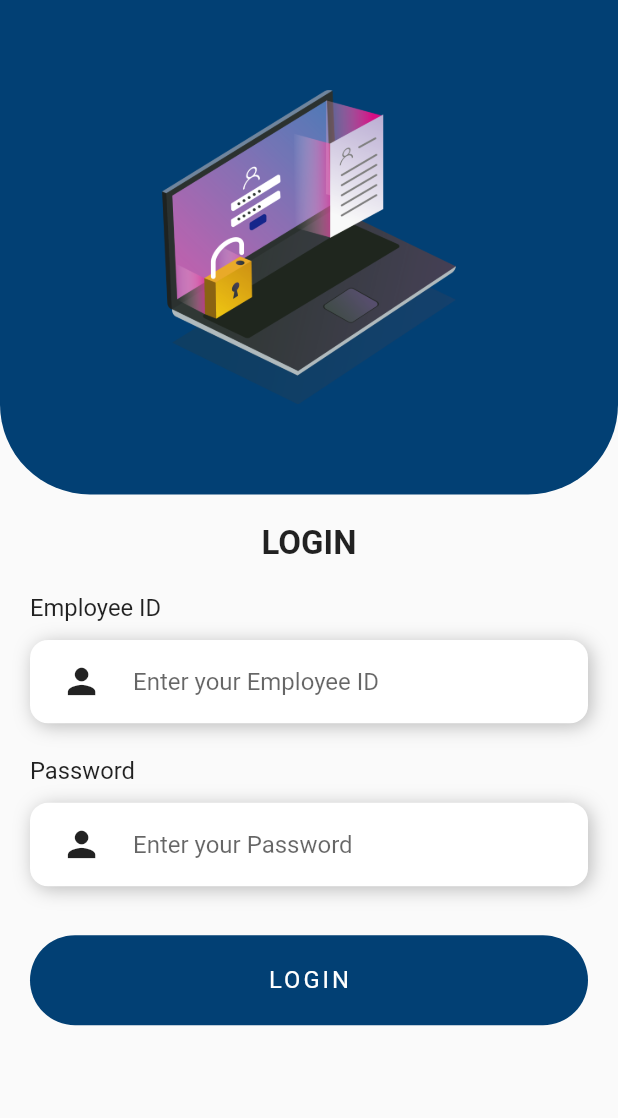
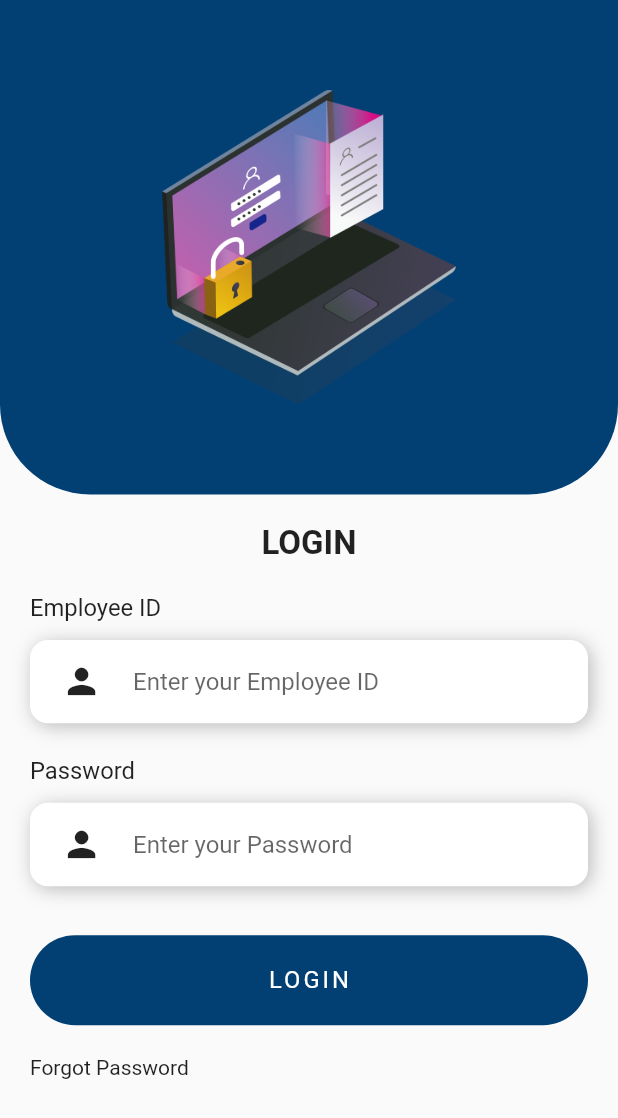
Before and after one commit to Nikhil636/Attendance-app, a Flutter app: the screen it shows after launch, on a phone screen of 412 x 824 dp. Shown: the top 1118 px of the screen. Run offline on Flutter 3.47's test engine with Material 2 defaults, Android fonts, the light colour scheme and no system bars; our stand-ins replace cloud_firestore, firebase_auth, firebase_core, firebase_storage, flutter_keyboard_visibility, font_awesome_flutter and 4 more; missing offline and left inert: month_year_picker; accounts and stored records are empty; Roboto replaces fonts that are missing (KdaMThmorPro, NexaBold).

Commit message:
The password reset feature added

```diff
--- a/lib/Home.dart
+++ b/lib/Home.dart
@@ -139,8 +139,8 @@ class _HomescreenState extends State<Homescreen> {
                                     margin: const EdgeInsets.only(top: 6),
                                     height: 3,
                                     width: 22,
-                                    decoration: BoxDecoration(
-                                      borderRadius: const BorderRadius.all(
+                                    decoration: const BoxDecoration(
+                                      borderRadius: BorderRadius.all(
                                           Radius.circular(40)),
                                       color: Color.fromRGBO(2, 64, 116, 1),
                                     ),
--- a/lib/Login.dart
+++ b/lib/Login.dart
@@ -1,5 +1,6 @@
 import 'package:attendance/Home.dart';
 import 'package:cloud_firestore/cloud_firestore.dart';
+import 'package:firebase_auth/firebase_auth.dart';
 import 'package:flutter/material.dart';
 import 'package:flutter/src/foundation/key.dart';
 import 'package:flutter/src/widgets/framework.dart';
@@ -20,6 +21,24 @@ double screenw = 0;
 
 class _LoginscreenState extends State<Loginscreen> {
   late SharedPreferences sharedPreferences;
+
+  Future<void> passwordReset(String email) async {
+    try {
+      FirebaseAuth _auth = FirebaseAuth.instance;
+      if (email == "") {
+        ScaffoldMessenger.of(context).showSnackBar(const SnackBar(
+          content: Text("Please enter the email ID"),
+        ));
+      } else {
+        await _auth.sendPasswordResetEmail(email: email);
+      }
+    } catch (e) {
+      ScaffoldMessenger.of(context).showSnackBar(const SnackBar(
+        content: Text("Entered email is not registered"),
+      ));
+    }
+  }
+
   @override
   Widget build(BuildContext context) {
     final bool isKeyboardVisible =
@@ -32,7 +51,7 @@ class _LoginscreenState extends State<Loginscreen> {
           isKeyboardVisible
               ? const SizedBox(height: 35)
               : Container(
-                  decoration: BoxDecoration(
+                  decoration: const BoxDecoration(
                     color: Color.fromRGBO(2, 64, 116, 1),
                     borderRadius: BorderRadius.only(
                         bottomLeft: Radius.circular(60),
@@ -44,18 +63,21 @@ class _LoginscreenState extends State<Loginscreen> {
                     child: Padding(
                       padding: EdgeInsets.all(60),
                       child: Container(
-                          // height: screenh / 1.5,
-                          // width: screenw / 1.5,
-                          decoration: BoxDecoration(
-                              image: DecorationImage(
-                                  image:
-                                      AssetImage("assets/images/login.png")))),
+                        // height: screenh / 1.5,
+                        // width: screenw / 1.5,
+                        decoration: const BoxDecoration(
+                          image: DecorationImage(
+                            image: AssetImage("assets/images/login.png"),
+                          ),
+                        ),
+                      ),
                     ),
-                  )),
-          SizedBox(
+                  ),
+                ),
+          const SizedBox(
             height: 20,
           ),
-          Text(
+          const Text(
             "LOGIN",
             style: TextStyle(
                 fontSize: 22,
@@ -69,7 +91,7 @@ class _LoginscreenState extends State<Loginscreen> {
               children: [
                 fieldTitle("Employee ID"),
                 customField("Enter your Employee ID", idController, false),
-                SizedBox(
+                const SizedBox(
                   height: 10,
                 ),
                 fieldTitle("Password"),
@@ -105,7 +127,7 @@ class _LoginscreenState extends State<Loginscreen> {
                             Navigator.pushReplacement(
                                 context,
                                 MaterialPageRoute(
-                                    builder: (context) => Homescreen()));
+                                    builder: (context) => const Homescreen()));
                           });
                         } else {
                           ScaffoldMessenger.of(context)
@@ -126,7 +148,6 @@ class _LoginscreenState extends State<Loginscreen> {
                             error = "Error occurred!";
                           });
                         }
-
                         ScaffoldMessenger.of(context).showSnackBar(SnackBar(
                           content: Text(error),
                         ));
@@ -137,9 +158,9 @@ class _LoginscreenState extends State<Loginscreen> {
                     height: 60,
                     width: screenw,
                     margin: EdgeInsets.only(top: screenh / 40),
-                    decoration: BoxDecoration(
+                    decoration: const BoxDecoration(
                       color: Color.fromRGBO(2, 64, 116, 1),
-                      borderRadius: const BorderRadius.all(Radius.circular(30)),
+                      borderRadius: BorderRadius.all(Radius.circular(30)),
                     ),
                     child: Center(
                       child: Text(
@@ -154,6 +175,15 @@ class _LoginscreenState extends State<Loginscreen> {
                     ),
                   ),
                 ),
+                const SizedBox(
+                  height: 20,
+                ),
+                InkWell(
+                  onTap: () {
+                    passwordReset(idController.text.trim());
+                  },
+                  child: const Text("Forgot Password"),
+                )
               ],
             ),
           )
@@ -178,7 +208,7 @@ Widget customField(
     String hint, TextEditingController controller, bool obscure) {
   return Container(
     width: screenw / 1.1,
-    margin: EdgeInsets.only(bottom: 12),
+    margin: const EdgeInsets.only(bottom: 12),
     decoration: const BoxDecoration(
       color: Colors.white,
       borderRadius: BorderRadius.all(Radius.circular(12)),
@@ -192,7 +222,7 @@ Widget customField(
     ),
     child: Row(
       children: [
-        Container(
+        SizedBox(
           width: screenw / 6,
           child: Icon(
             Icons.person,
--- a/lib/main.dart
+++ b/lib/main.dart
@@ -19,12 +19,12 @@ class MyApp extends StatelessWidget {
 
   @override
   Widget build(BuildContext context) {
-    return MaterialApp(
+    return const MaterialApp(
       debugShowCheckedModeBanner: false,
-      home: const KeyboardVisibilityProvider(
+      home: KeyboardVisibilityProvider(
         child: AuthCheck(),
       ),
-      localizationsDelegates: const [
+      localizationsDelegates: [
         MonthYearPickerLocalizations.delegate,
       ],
     );
--- a/pubspec.yaml
+++ b/pubspec.yaml
@@ -38,6 +38,7 @@ dependencies:
   flutter_keyboard_visibility: ^5.4.0
   cloud_firestore: ^4.1.0
   shared_preferences: ^2.0.15
+  firebase_auth: ^4.2.6
   font_awesome_flutter: ^10.2.1
   slide_to_act: ^2.0.1
   date_format: ^2.0.7
```
Also changed, not shown: lib/profile.dart (+5 -5 lines), pubspec.lock, 1 other file.
